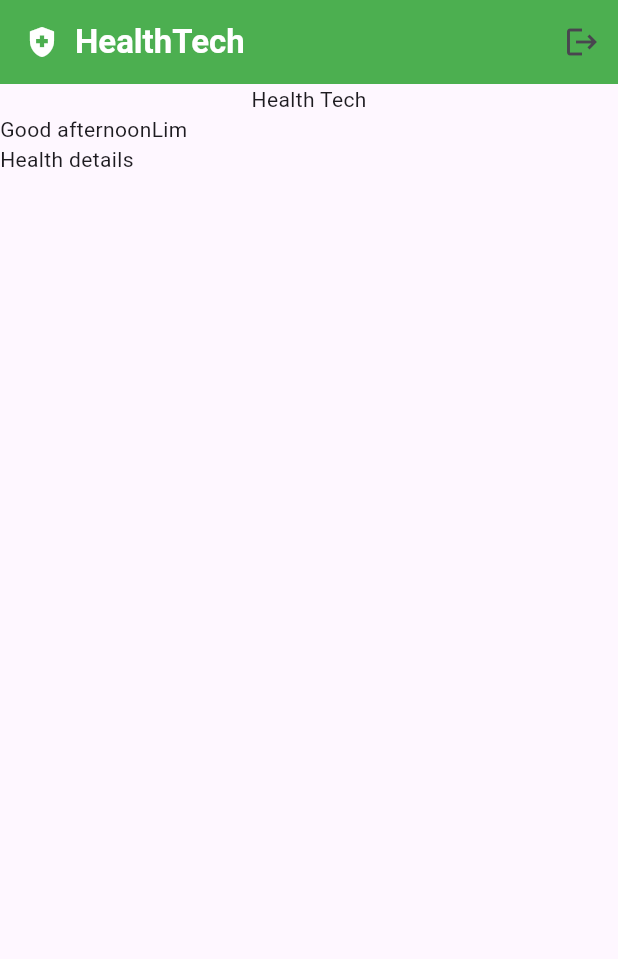
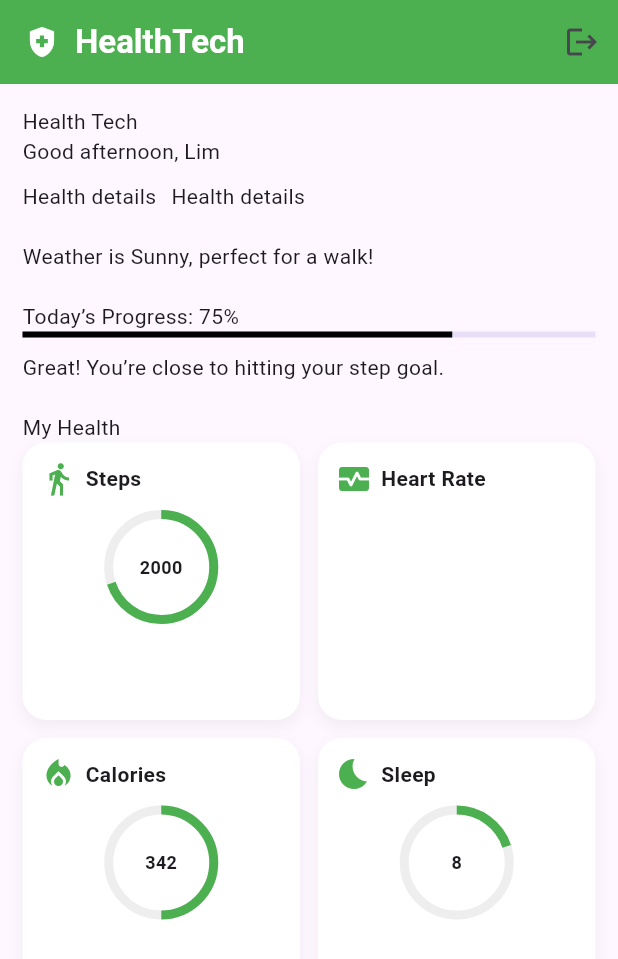
Before and after one commit to xx2301/healthtech-team-project, a Flutter app: the screen it shows after launch, on a phone screen of 412 x 824 dp. Shown: the top 959 px of the screen. Run offline on Flutter 3.47's test engine with Material 3 defaults, Android fonts, the light colour scheme and no system bars; our stand-ins replace firebase_auth, firebase_core, flutter_bloc, google_sign_in; accounts and stored records are empty.

Commit message:
home page info

```diff
--- /dev/null
+++ b/frontend/src/auth2_flutter/lib/features/data/domain/presentation/components/health_cards.dart
@@ -0,0 +1,91 @@
+import 'package:flutter/material.dart';
+
+class HealthCards extends StatefulWidget {
+  final String title; // card title
+  final IconData icon; // card icon
+  final bool hasProgressCircle; // needs progress circle
+  final int value; // value of biometric
+  final String unit; // type of biometric
+
+  final double? progress; // 0.0 -1.0 for progress circle
+
+  const HealthCards({
+    super.key,
+    required this.title,
+    required this.icon,
+    required this.hasProgressCircle,
+    required this.value,
+    required this.unit,
+    this.progress,
+  });
+
+  @override
+  State<HealthCards> createState() => _HealthCardsState();
+}
+
+class _HealthCardsState extends State<HealthCards> {
+  @override
+  Widget build(BuildContext context) {
+    return Container(
+      padding: const EdgeInsets.all(12),
+      decoration: BoxDecoration(
+        color: Colors.white,
+        borderRadius: BorderRadius.circular(16),
+        boxShadow: [
+          BoxShadow(
+            color: Colors.black.withOpacity(0.05),
+            blurRadius: 8,
+            offset: const Offset(0, 4),
+          ),
+        ],
+      ),
+      child: Column(
+        crossAxisAlignment: CrossAxisAlignment.start,
+        children: [
+          // title row
+          Row(
+            children: [
+              Icon(widget.icon, color: Colors.green),
+              const SizedBox(width: 6),
+              Text(
+                widget.title,
+                style: const TextStyle(fontWeight: FontWeight.bold),
+              ),
+            ],
+          ),
+
+          const SizedBox(height: 12),
+
+          // progress circle (only if enabled)
+          if (widget.hasProgressCircle)
+            Center(
+              child: Stack(
+                alignment: Alignment.center,
+                children: [
+                  SizedBox(
+                    width: 70,
+                    height: 70,
+                    child: CircularProgressIndicator(
+                      value: widget.progress ?? 0.0,
+                      strokeWidth: 6,
+                      backgroundColor: Colors.grey[200],
+                      valueColor: AlwaysStoppedAnimation(Colors.green),
+                    ),
+                  ),
+                  Text(
+                    widget.value.toString(), // 👈 title used as center text
+                    textAlign: TextAlign.center,
+                    style: const TextStyle(
+                      fontSize: 12,
+                      fontWeight: FontWeight.bold,
+                    ),
+                  ),
+
+                ],
+              ),
+            ),
+        ],
+      ),
+    );
+  }
+}
--- a/frontend/src/auth2_flutter/lib/features/home/presentation/pages/home_page.dart
+++ b/frontend/src/auth2_flutter/lib/features/home/presentation/pages/home_page.dart
@@ -1,5 +1,6 @@
 import 'package:auth2_flutter/features/data/domain/entities/app_user.dart';
 import 'package:auth2_flutter/features/data/domain/presentation/components/appbar.dart';
+import 'package:auth2_flutter/features/data/domain/presentation/components/health_cards.dart';
 
 import '../../../data/domain/presentation/cubits/auth_cubit.dart';
 import 'package:flutter/material.dart';
@@ -64,25 +65,90 @@ class _HomePageState extends State<HomePage> {
           ],
         ),
       ),
-      body: Column(children: [
-        Text("Health Tech"),
-        Row(
-          children: [
+      body: SingleChildScrollView(
+        child: Padding(
+          padding: const EdgeInsets.all(15.0),
+          child: Column(
+            crossAxisAlignment: CrossAxisAlignment.start,
+            children: [
+              Text("Health Tech"),
+              Row(
+                children: [
+                  Text("Good afternoon, "),
 
-            Text("Good afternoon"),
+                  // app user name
+                  Text("Lim"),
+                ],
+              ),
 
-            // app user name
-            Text("Lim")
+              const SizedBox(height: 10),
 
-          ],
+              //health details
+              Row(
+                children: [
+                  Text("Health details"),
+                  const SizedBox(width: 10),
+                  Text("Health details"),
+                ],
+              ),
+
+              const SizedBox(height: 20),
+
+              //weather
+              Text("Weather is Sunny, perfect for a walk!"),
+
+              const SizedBox(height: 20),
+
+              //progress header
+              Text("Today’s Progress: 75%"),
+
+              //steps progress bar
+              LinearProgressIndicator(
+                value: 0.75,
+                valueColor: AlwaysStoppedAnimation(Colors.black),
+              ),
+
+              const SizedBox(height: 10),
+
+              //progress report
+              Text("Great! You’re close to hitting your step goal."),
+
+              const SizedBox(height: 20),
+
+              //Health Grid
+              Text("My Health"),
+
+              GridView.count(
+                crossAxisCount: 2,
+                crossAxisSpacing: 12,
+                mainAxisSpacing: 12,
+                shrinkWrap: true, // let it size to content
+                physics:
+                    const NeverScrollableScrollPhysics(), // disable its own scrolling
+
+                //health cards
+                children: const [
+
+                  //steps card
+                   HealthCards(title: "Steps", icon: Icons.directions_walk, hasProgressCircle: true, value: 2000, unit: 'steps', progress: 0.7,),
+
+                  //heart card
+                  HealthCards(title: "Heart Rate", icon: Icons.monitor_heart, hasProgressCircle: false, value: 72, unit: 'bpm',),
+
+                   //calories card
+                  HealthCards(title: "Calories", icon: Icons.local_fire_department, hasProgressCircle: true, value: 342, unit: 'Kcal', progress: 0.5,),
+
+                   //slee card
+                  HealthCards(title: "Sleep", icon: Icons.bedtime, hasProgressCircle: true, value: 8, unit: 'hours', progress: 0.2,),
+
+
+
+                ],
+              ),
+            ],
+          ),
         ),
-        Row(
-          children: [
-            Text("Health details")
-          ],
-        )
-
-      ],)
+      ),
     );
   }
 }
--- a/frontend/src/auth2_flutter/pubspec.yaml
+++ b/frontend/src/auth2_flutter/pubspec.yaml
@@ -38,6 +38,7 @@ dependencies:
   firebase_auth: ^6.1.4
   flutter_bloc: ^9.1.1
   google_sign_in: ^7.2.0
+  percent_indicator: ^4.2.5
 
 dev_dependencies:
   flutter_test:
```
Also changed, not shown: frontend/src/auth2_flutter/lib/features/data/domain/presentation/cubits/pages/progress_bar.dart (added), frontend/src/auth2_flutter/pubspec.lock.
